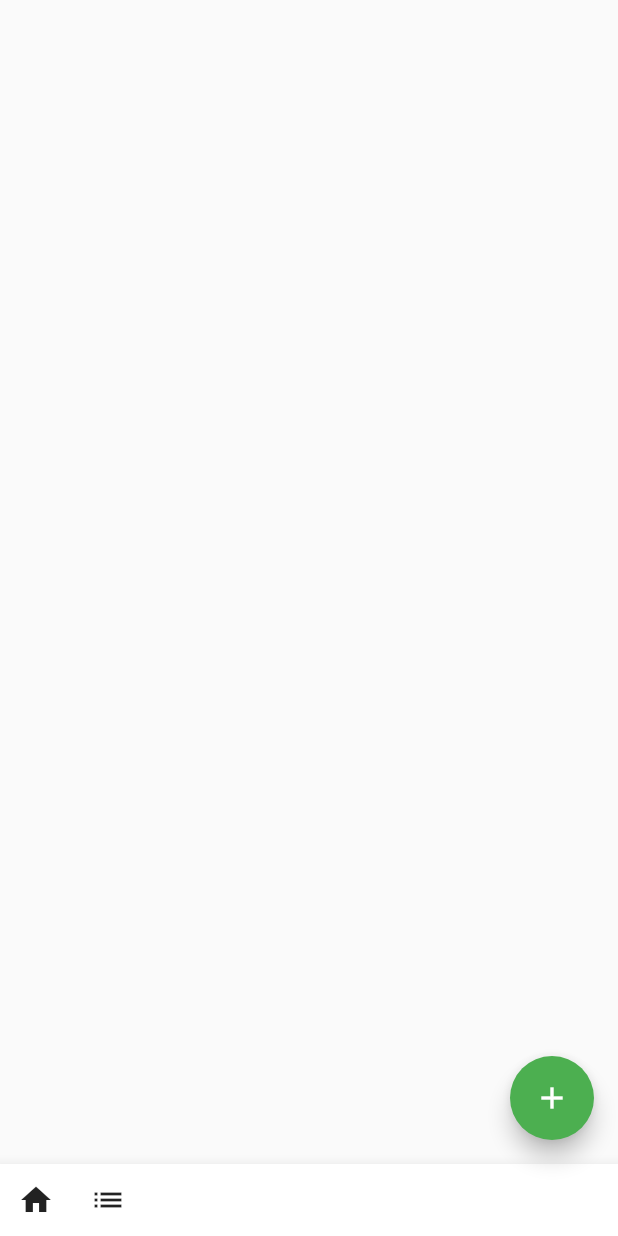
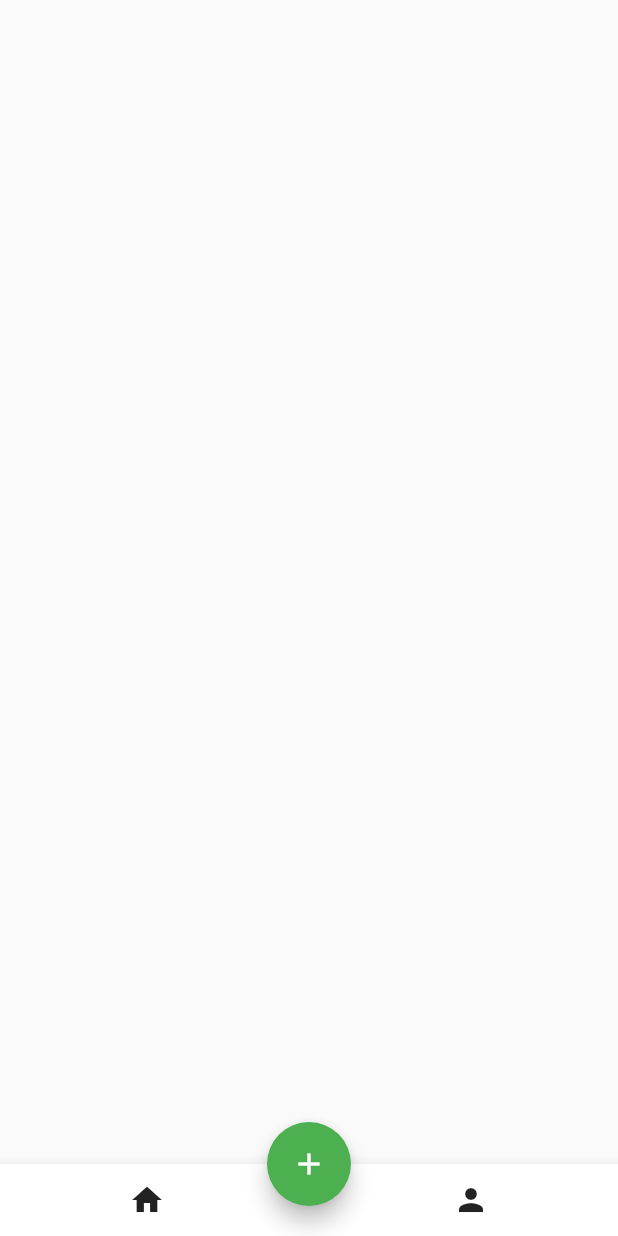
Before and after one commit to rickymahendra01/catatan_keuangan, a Flutter app: the screen it shows after launch, on a phone screen of 412 x 824 dp. Run offline on Flutter 3.47's test engine with Material 2 defaults, Android fonts, the phone set to English and light mode, and no system bars.

Commit message:
mengubah icon

```diff
--- a/lib/main.dart
+++ b/lib/main.dart
@@ -12,6 +12,7 @@ class MyApp extends StatelessWidget {
   @override
   Widget build(BuildContext context) {
     return MaterialApp(
+      debugShowCheckedModeBanner: false,
       home: MainPage(),
       theme: ThemeData(primarySwatch: Colors.green),
     );
--- a/lib/pages/main_page.dart
+++ b/lib/pages/main_page.dart
@@ -18,10 +18,14 @@ class _MainPageState extends State<MainPage> {
         backgroundColor: Colors.green,
         child: Icon(Icons.add),
       ),
+      floatingActionButtonLocation: FloatingActionButtonLocation.centerDocked,
       bottomNavigationBar: BottomAppBar(
-        child: Row(children: [
+        child: Row(mainAxisAlignment: MainAxisAlignment.spaceEvenly, children: [
           IconButton(onPressed: () {}, icon: Icon(Icons.home)),
-          IconButton(onPressed: () {}, icon: Icon(Icons.list))
+          SizedBox(
+            width: 20,
+          ),
+          IconButton(onPressed: () {}, icon: Icon(Icons.person))
         ]),
       ),
     );
--- a/pubspec.yaml
+++ b/pubspec.yaml
@@ -36,8 +36,8 @@ dependencies:
   # The following adds the Cupertino Icons font to your application.
   # Use with the CupertinoIcons class for iOS style icons.
   cupertino_icons: ^1.0.2
-  # google_fonts: ^5.0.0
-  # calendar_appbar: ^0.0.6
+  google_fonts: ^5.0.0
+  calendar_appbar: ^0.0.6
 
 dev_dependencies:
   flutter_test:
```
